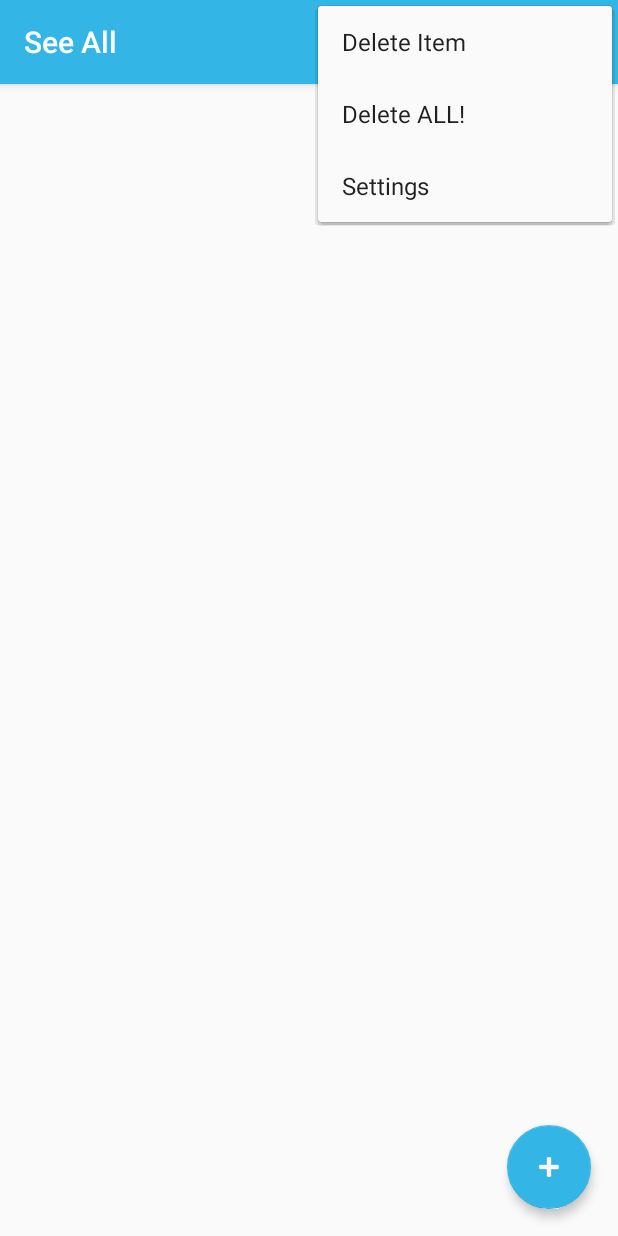
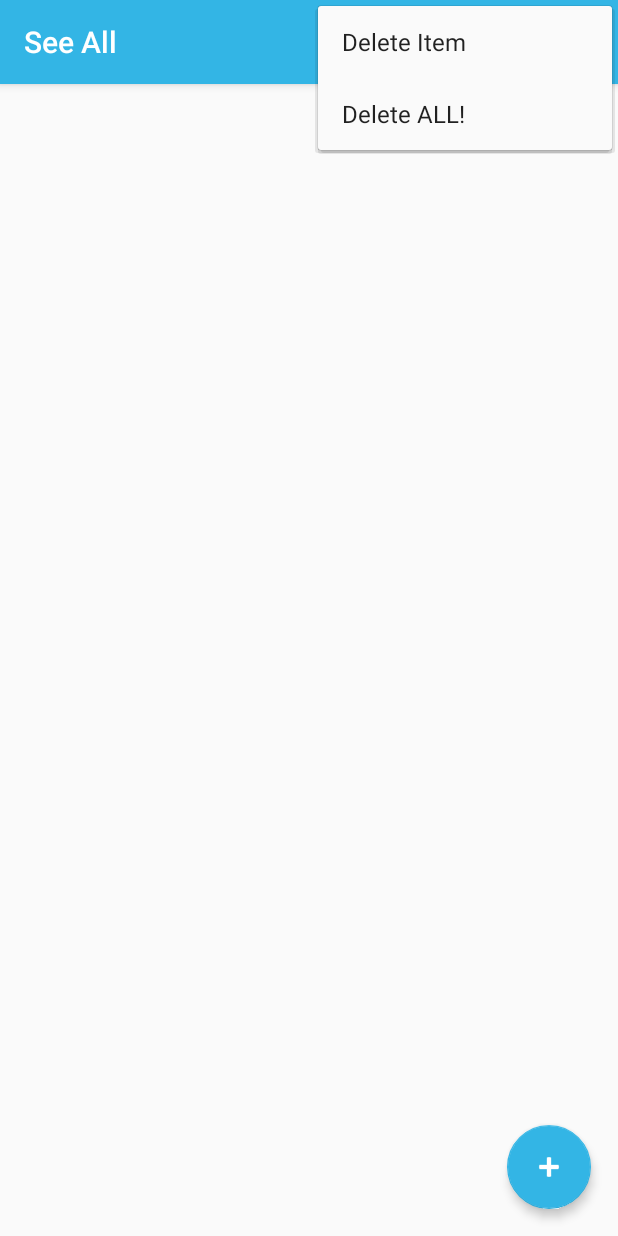
Before and after one commit to burkely/My-First-Android-App, an Android app: the SeeListActivity screen opened directly, with no data from a screen before it, with the options menu open, on a phone screen of 412 x 824 dp. Run offline under Robolectric (Android 15) with nearby library versions, the phone set to English and light mode, and no system bars; 1 statement that could not run was skipped.

```diff
--- a/app/build.gradle
+++ b/app/build.gradle
@@ -4,11 +4,11 @@ android {
     compileSdkVersion 25
     buildToolsVersion '25.0.3'
     defaultConfig {
-        applicationId 'com.lydia.dontforget'
+        applicationId 'com.lydia.mynote2self'
         minSdkVersion 21
         targetSdkVersion 25
         versionCode 2
-        versionName '2.0'
+        versionName '1.1'
     }
     buildTypes {
         release {
--- a/app/src/main/res/menu/menu_see_list.xml
+++ b/app/src/main/res/menu/menu_see_list.xml
@@ -27,5 +27,6 @@
         android:id="@+id/action_settings"
         android:title="@string/action_settings"
         android:orderInCategory="100"
-        app:showAsAction="never" />
+        app:showAsAction="never"
+        android:visible="false"/>
 </menu>
```
Also changed, not shown: 2 other files.
